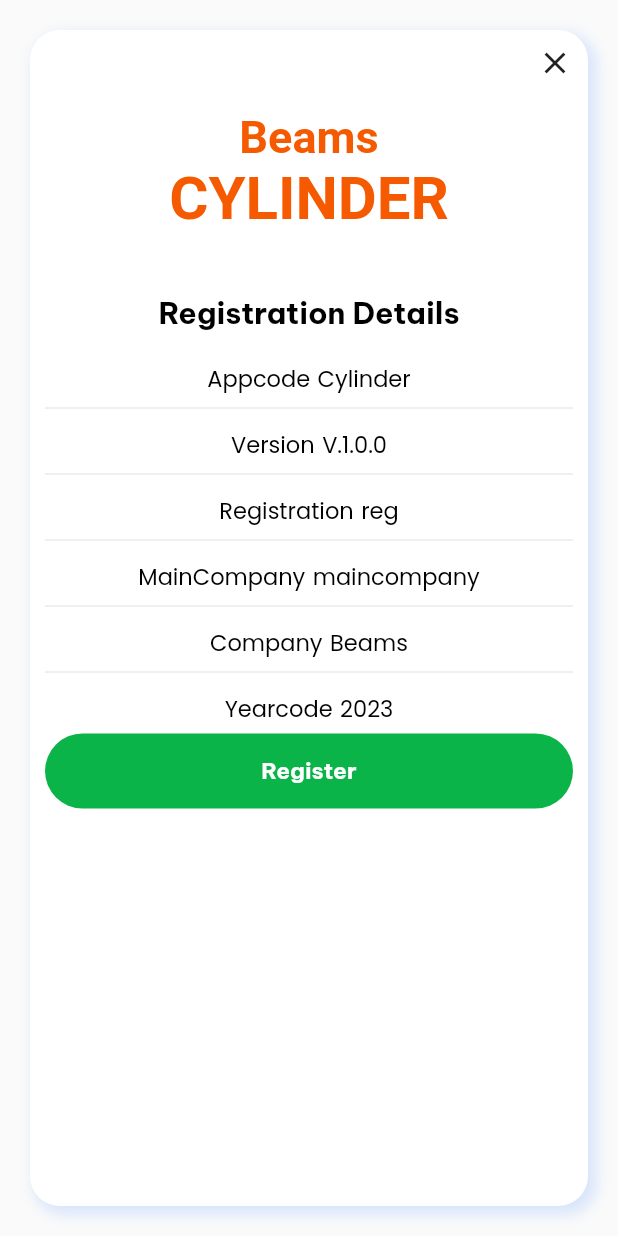
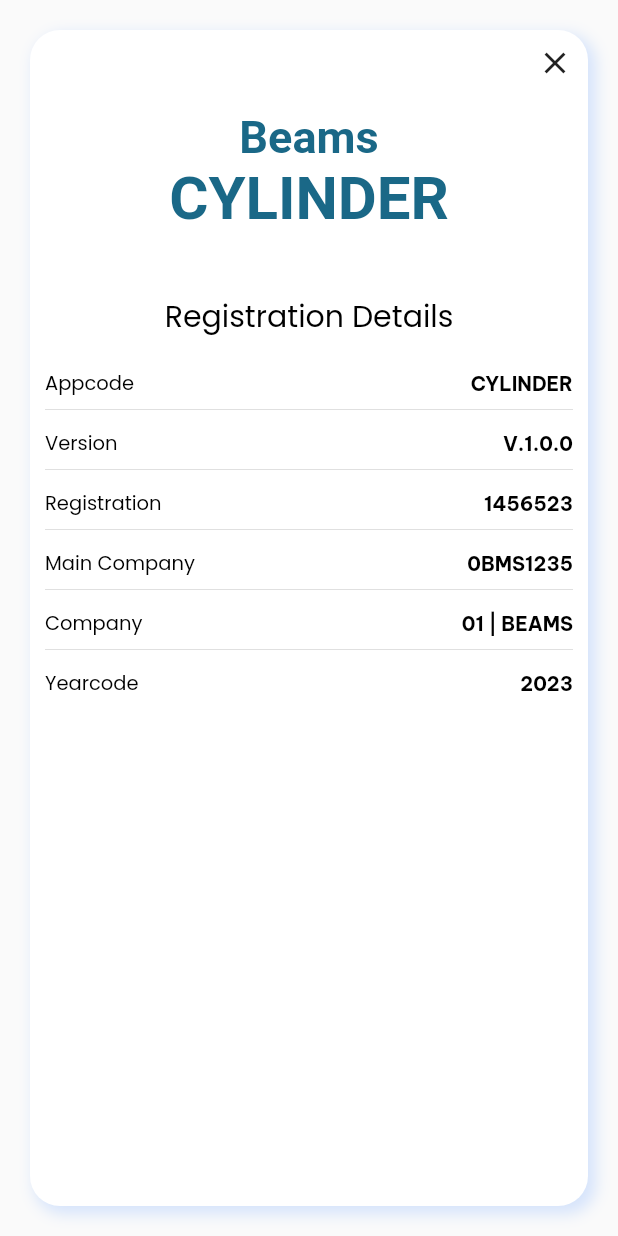
Before and after one commit to BeamsFlutter/beams_gas_cylinder, a Flutter app: the Register screen opened directly, on a phone screen of 412 x 824 dp. Run offline on Flutter 3.47's test engine with Material 2 defaults, Android fonts, the phone set to English and light mode, and no system bars; drawn by our look-alikes of flutter_bounce; our stand-ins replace device_info_plus, get, google_fonts; missing offline and left inert: coupon_uikit, platform_device_id; Roboto replaces fonts that are missing (Aclonica).

Commit message:
INFO SCREEN HAKEEM

```diff
--- a/lib/views/screens/info/info.dart
+++ b/lib/views/screens/info/info.dart
@@ -1,6 +1,7 @@
 import 'package:beams_gas_cylinder/views/components/common/common.dart';
 import 'package:beams_gas_cylinder/views/styles/colors.dart';
 import 'package:flutter/material.dart';
+import 'package:get/get.dart';
 
 import '../../components/common/commonButton.dart';
 
@@ -21,38 +22,43 @@ class _RegisterState extends State<Register> {
           padding: const EdgeInsets.all(10),
           child: Column(crossAxisAlignment: CrossAxisAlignment.center,
             children: [
-              const Row(mainAxisAlignment: MainAxisAlignment.end,
+              Row(mainAxisAlignment: MainAxisAlignment.end,
                 children: [
-                  Icon(Icons.close),
+                  GestureDetector(
+                    onTap: (){
+                      Get.back();
+                    },
+                    child: const Icon(Icons.close),
+                  )
                 ],
               ),
               gapH(),
-              tc1('Beams', primaryColor, 30),
-              tc1('CYLINDER',primaryColor, 40),
+              tc1('Beams', subColor, 30),
+              tc1('CYLINDER',subColor, 40),
               gapHC(40),
-              tc('Registration Details', black, 20),
+              tcn('Registration Details', black, 20),
               gapH(),
-              Rowcard('Appcode', 'Cylinder'),
+              Rowcard('Appcode', 'CYLINDER'),
               const Divider(),
               gapHC(5),
               Rowcard('Version', 'V.1.0.0'),
               const Divider(),
               gapHC(5),
-              Rowcard('Registration', 'reg'),
+              Rowcard('Registration', '1456523'),
               const Divider(),
               gapHC(5),
-              Rowcard('MainCompany', 'maincompany'),
+              Rowcard('Main Company', '0BMS1235'),
               const Divider(),
               gapHC(5),
-              Rowcard('Company', 'Beams'),
+              Rowcard('Company', '01 | BEAMS'),
               const Divider(),
               gapHC(5),
               Rowcard('Yearcode','2023'),
               gapHC(5),
-              CommonButton(btnName: "Register", btnColor: buttonGreen,iconYN: false,txtColor: Colors.white,
-                  onTap: (){
-
-                  }),
+              // CommonButton(btnName: "Register", btnColor: buttonGreen,iconYN: false,txtColor: Colors.white,
+              //     onTap: (){
+              //
+              //     }),
 
 
             ],
@@ -62,11 +68,11 @@ class _RegisterState extends State<Register> {
     );
   }
   Widget Rowcard(text1, text2) {
-    return Row(mainAxisAlignment: MainAxisAlignment.center,
+    return Row(mainAxisAlignment: MainAxisAlignment.spaceBetween,
     children: [
-    tcn(text1, black, 15),
+    tcn(text1, black, 13),
     gapWC(5),
-    tcn(text2,black,15)
+    tc(text2,black,13)
     ],
     );
   }
```
